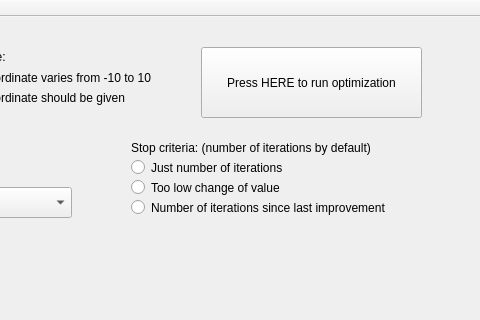
Above: mainwindow.ui from vulden/FuncOptGUI before the change; both pictures show x 319 to 799 and y 0 to 320 of the 799 by 677 pixel window. Below: the same form after it.
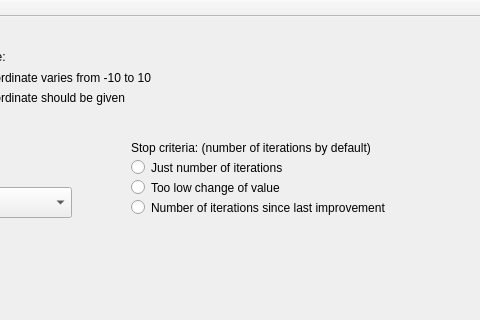
That is the form after the change. Custom widgets are drawn as their Qt base class.

```diff
--- a/mainwindow.ui
+++ b/mainwindow.ui
@@ -14,19 +14,6 @@
    <string>Functions optimization</string>
   </property>
   <widget class="QWidget" name="centralwidget">
-   <widget class="QPushButton" name="incrementButton">
-    <property name="geometry">
-     <rect>
-      <x>520</x>
-      <y>30</y>
-      <width>221</width>
-      <height>71</height>
-     </rect>
-    </property>
-    <property name="text">
-     <string>Press HERE to run optimization</string>
-    </property>
-   </widget>
    <widget class="QComboBox" name="comboBox">
     <property name="geometry">
      <rect>
```
